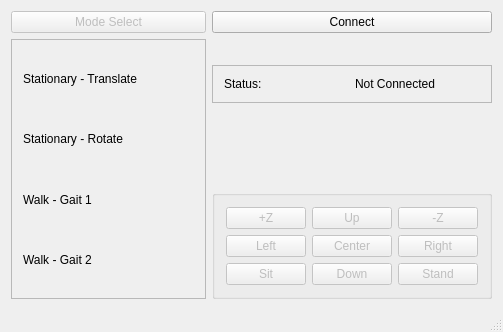
Before: the Qt Designer form GUI_source_code/fangcontrol.ui in MikeNIke/cs467_quadruped, drawn with Qt 5.
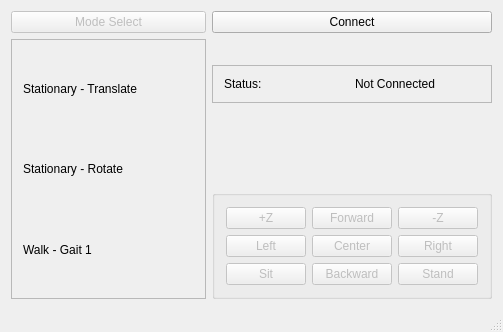
After: the same form once the commit is applied.

The edit to the form file:
```diff
--- a/GUI_source_code/fangcontrol.ui
+++ b/GUI_source_code/fangcontrol.ui
@@ -69,13 +69,6 @@
            </property>
           </widget>
          </item>
-         <item row="3" column="0">
-          <widget class="QLabel" name="walk_g2_m">
-           <property name="text">
-            <string>Walk - Gait 2</string>
-           </property>
-          </widget>
-         </item>
         </layout>
        </widget>
       </item>
@@ -164,7 +157,7 @@
           <bool>false</bool>
          </property>
          <property name="text">
-          <string>Up</string>
+          <string>Forward</string>
          </property>
         </widget>
        </item>
@@ -234,7 +227,7 @@
           <bool>false</bool>
          </property>
          <property name="text">
-          <string>Down</string>
+          <string>Backward</string>
          </property>
         </widget>
        </item>
```
Left out of the diff: 16 changed lines with no effect on the pictures.
